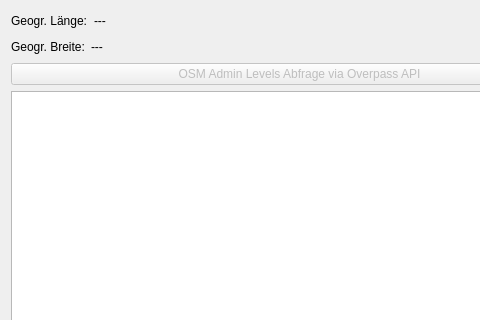
First picture: the form in APIS/ui/apis_overpass_request.ui, repository APIS-Luftbildarchiv/APIS3, before the edit; both pictures show x 0 to 480 and y 0 to 320 of the 599 by 459 pixel window.
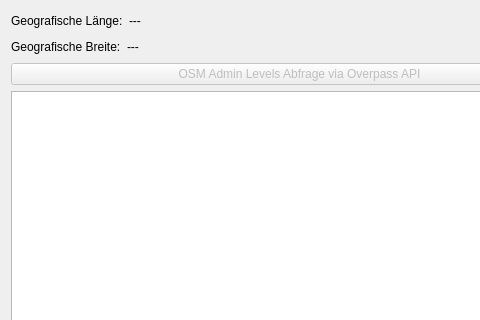
Second picture: the form after the edit. Icons and pictures are not drawn.

The edit to the form file:
```diff
--- a/APIS/ui/apis_overpass_request.ui
+++ b/APIS/ui/apis_overpass_request.ui
@@ -29,7 +29,7 @@
      <item>
       <widget class="QLabel" name="label">
        <property name="text">
-        <string>Geogr. Länge:</string>
+        <string>Geografische Länge:</string>
        </property>
       </widget>
      </item>
@@ -60,7 +60,7 @@
      <item>
       <widget class="QLabel" name="label_3">
        <property name="text">
-        <string>Geogr. Breite:</string>
+        <string>Geografische Breite:</string>
        </property>
       </widget>
      </item>
```
